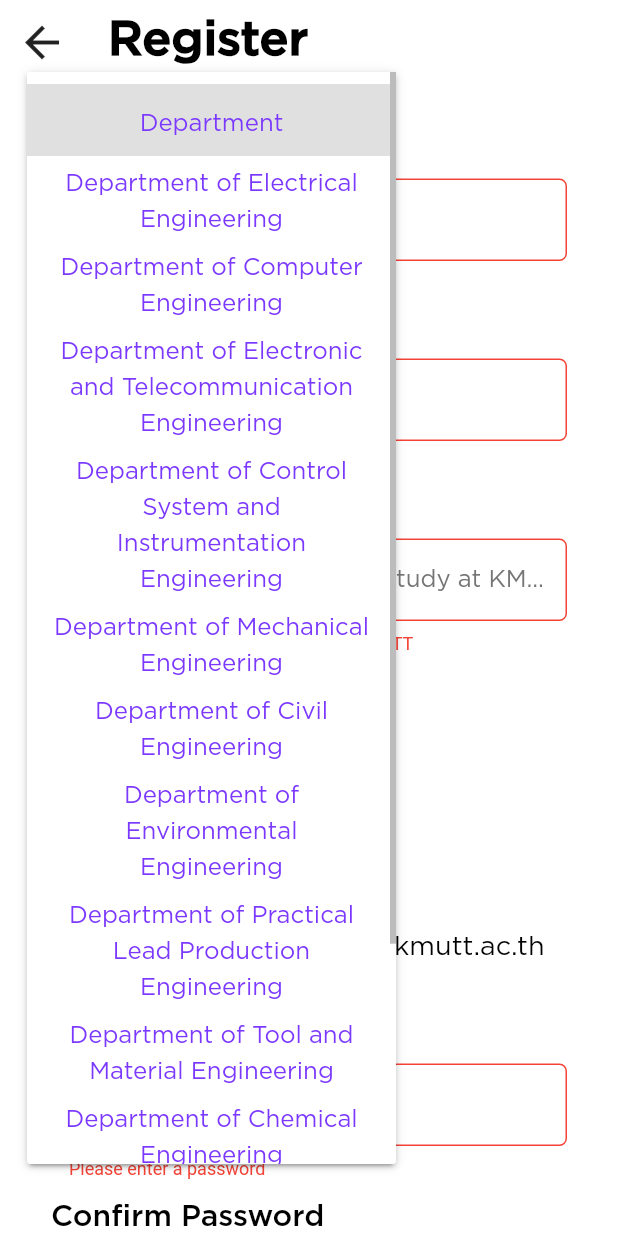
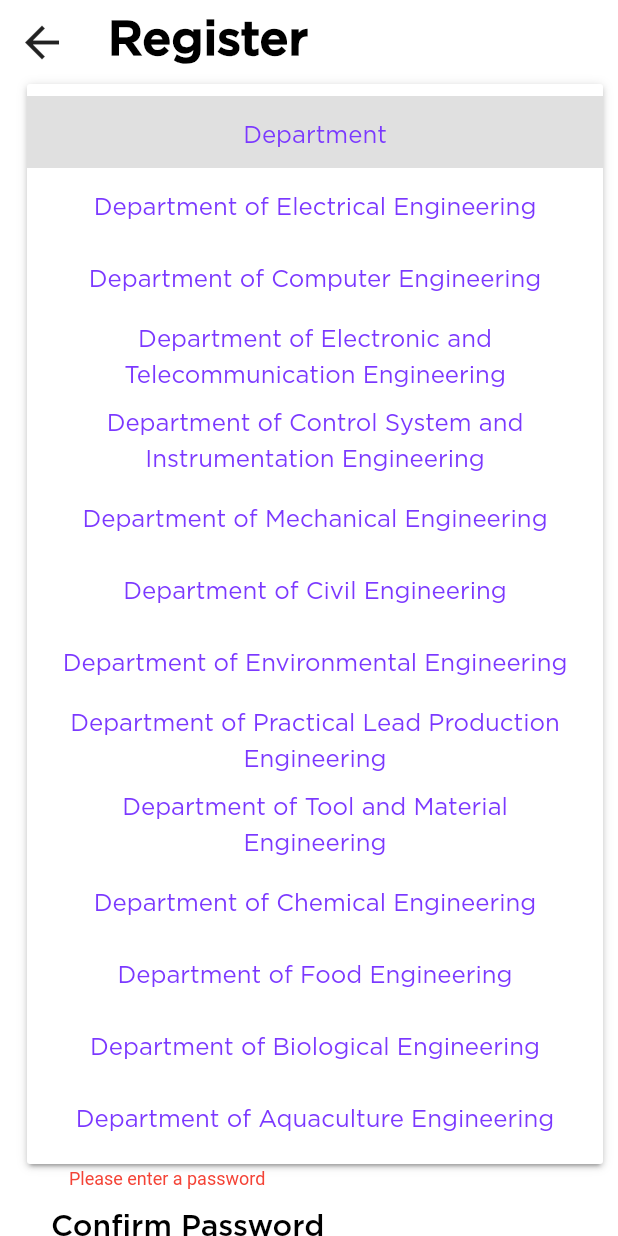
Before and after one commit to khush2003/wismod, a Flutter app: the SignUpView screen opened by its route, after a tap on "Department", on a phone screen of 412 x 824 dp. Run offline on Flutter 3.47's test engine with Material 2 defaults, Android fonts, the phone set to English and light mode, and no system bars; our stand-ins replace firebase_auth, firebase_core, get, image_picker; accounts and stored records are empty.

Commit message:
Modularize Code

```diff
--- a/lib/modules/auth/controllers/log_in_controller.dart
+++ b/lib/modules/auth/controllers/log_in_controller.dart
@@ -2,6 +2,7 @@ import 'package:flutter/material.dart';
 import 'package:get/get.dart';
 import 'package:get/get_state_manager/get_state_manager.dart';
 import 'package:wismod/modules/auth/controllers/auth_controller.dart';
+import 'package:wismod/utils/app_utils.dart';
 
 class LogInController extends GetxController {
   final isvisible = false.obs;
@@ -14,10 +15,7 @@ class LogInController extends GetxController {
   }
 
   Future<void> loginUser() async {
-    final emailText = emailController.text.trim();
-    final email = emailText.endsWith('@kmutt.ac.th')
-        ? emailText.trim()
-        : '${emailText.trim()}@kmutt.ac.th';
+    final email = getCorrectEmail(emailController.text.trim());
     final password = passwordController.text;
     String? error = await AuthController.instance
         .loginWithEmailAndPassword(email, password);
--- a/lib/modules/auth/controllers/signup_controller.dart
+++ b/lib/modules/auth/controllers/signup_controller.dart
@@ -40,6 +40,29 @@ class SignUpController extends GetxController {
   final passwordError = RxString('');
   final confirmPasswordError = RxString('');
 
+Future<void>? registerUser() async {
+    final email = emailController.text.trim();
+    final password = passwordController.text;
+    if (validateInputs()) {
+      String? error = await AuthController.instance.createUser(email, password);
+      if (error != null) {
+        Get.showSnackbar(GetSnackBar(
+          message: error.toString(),
+          snackPosition: SnackPosition.BOTTOM,
+          backgroundColor: Colors.red,
+        ));
+      }
+    } else {
+      Get.snackbar(
+        'Error',
+        'Please fill in all the fields correctly to create an account.',
+        snackPosition: SnackPosition.BOTTOM,
+        backgroundColor: Colors.red,
+        colorText: Colors.white,
+      );
+    }
+  }
+
   bool validateInputs() {
     String? firstNameError = validateFirstName(firstNameController.text);
     String? lastNameError = validateLastName(lastNameController.text);
@@ -68,28 +91,6 @@ class SignUpController extends GetxController {
     return true;
   }
 
-  Future<void>? registerUser() async {
-    final email = emailController.text.trim();
-    final password = passwordController.text;
-    if (validateInputs()) {
-      String? error = await AuthController.instance.createUser(email, password);
-      if (error != null) {
-        Get.showSnackbar(GetSnackBar(
-          message: error.toString(),
-          snackPosition: SnackPosition.BOTTOM,
-          backgroundColor: Colors.red,
-        ));
-      }
-    } else {
-      Get.snackbar(
-        'Error',
-        'Please fill in all the fields correctly to create an account.',
-        snackPosition: SnackPosition.BOTTOM,
-        backgroundColor: Colors.red,
-        colorText: Colors.white,
-      );
-    }
-  }
 
   String? validateFirstName(String? value) {
     if (value == null || value.isEmpty) {
--- a/lib/modules/auth/views/log_in_view.dart
+++ b/lib/modules/auth/views/log_in_view.dart
@@ -1,5 +1,3 @@
-import 'dart:math';
-
 import 'package:flutter/material.dart';
 import 'package:get/get.dart';
 import 'package:wismod/modules/auth/controllers/log_in_controller.dart';
--- a/lib/modules/auth/views/signup_view.dart
+++ b/lib/modules/auth/views/signup_view.dart
@@ -9,15 +9,11 @@ import '../controllers/signup_controller.dart';
 
 class SignUpView extends StatelessWidget {
   final SignUpController signUpController = Get.put(SignUpController());
-  final RxString selectedDepartment = RxString('Department');
-
   SignUpView({super.key});
 
   @override
   Widget build(BuildContext context) {
     return Scaffold(
-      // I removed the ios style arrow to go back because we need design to be consistant throughout the app. If you want to make it Ios type arrow, pleease change App Bar theme in theme_data.dart
-      // Also avoid putting a leading back button in AppBar, because flutter automatically adds a leading button (if we come from where we do not allo a back then there will be a problem)
       appBar: AppBar(
         title: Text(
           "Register",
@@ -27,107 +23,157 @@ class SignUpView extends StatelessWidget {
       body: SingleChildScrollView(
         child: Padding(
           padding: const EdgeInsets.all(sideWidth),
+          child: Form(
+            autovalidateMode: AutovalidateMode.always,
             child: Column(
               crossAxisAlignment: CrossAxisAlignment.start,
               children: [
                 const SizedBox(height: 16),
-              Padding(
-                padding: const EdgeInsets.fromLTRB(14.0, 0.0, 14.0, 8.0),
-                child: Text(
-                  'First Name',
-                  style: Theme.of(context).textTheme.displayLarge,
-                ),
-              ),
-              Padding(
-                padding: const EdgeInsets.fromLTRB(14.0, 0.0, 14.0, 16.0),
-                child: Form(
-                  autovalidateMode: AutovalidateMode.always,
-                  child: TextFormFeildThemed(
+                feildTitle(context, "First Name"),
+                textFeild(
                     hintText: "Enter your first name",
                     controller: signUpController.firstNameController,
-                    validator: signUpController.validateFirstName,
-                  ),
-                ),
-              ),
-              Padding(
-                padding: const EdgeInsets.fromLTRB(14.0, 0.0, 14.0, 8.0),
-                child: Text(
-                  'Last Name',
-                  style: Theme.of(context).textTheme.displayLarge,
-                ),
-              ),
-              Padding(
-                padding: const EdgeInsets.fromLTRB(14.0, 0.0, 14.0, 16.0),
-                child: Form(
-                  autovalidateMode: AutovalidateMode.always,
-                  child: TextFormFeildThemed(
+                    validator: signUpController.validateFirstName),
+                feildTitle(context, "Last Name"),
+                textFeild(
                     hintText: "Enter your last name",
                     controller: signUpController.lastNameController,
-                    validator: signUpController.validateLastName,
-                  ),
-                ),
-              ),
-              Padding(
-                padding: const EdgeInsets.fromLTRB(14.0, 0.0, 14.0, 8.0),
-                child: Text(
-                  'Year',
-                  style: Theme.of(context).textTheme.displayLarge,
-                ),
-              ),
-              Padding(
-                padding: const EdgeInsets.fromLTRB(14.0, 0.0, 14.0, 16.0),
-                child: Form(
-                  autovalidateMode: AutovalidateMode.always,
-                  child: TextFormFeildThemed(
+                    validator: signUpController.validateLastName),
+                feildTitle(context, "Year"),
+                textFeild(
+                    hintText: "Enter your current year of study at KMUTT",
+                    controller: signUpController.yearController,
+                    validator: signUpController.validateYear,
                     keyboardType:
                         TextInputType.number, //Open numeric keyboard on mobile
                     inputFormatters: <TextInputFormatter>[
                       FilteringTextInputFormatter.digitsOnly
-                    ], //Force input to be numbers only
-                    hintText: "Enter your current year of study at KMUTT",
-                    controller: signUpController.yearController,
-                    validator: signUpController.validateYear,
+                    ]),
+                feildTitle(context, "Department"),
+                DropDownCustom(signUpController: signUpController),
+                feildTitle(context, "Email"),
+                EmailWithHelper(signUpController: signUpController),
+                feildTitle(context, "Password"),
+                textFeild(
+                    hintText: "Enter your password",
+                    controller: signUpController.passwordController,
+                    validator: signUpController.validatePassword,
+                    obscureText: true),
+                feildTitle(context, "Confirm Password"),
+                textFeild(
+                    hintText: "Re-enter your password",
+                    controller: signUpController.confirmPasswordController,
+                    validator: signUpController.validateConfirmPassword,
+                    obscureText: true),
+                const SizedBox(height: 24),
+                // Buttons
+                Center(
+                  child: Column(
+                    mainAxisAlignment: MainAxisAlignment.center,
+                    children: [
+                      PrimaryButtonMedium(
+                        onPressed: () async {
+                          await signUpController.registerUser();
+                        },
+                        child: const Text('Create Account'),
+                      ),
+                      const SizedBox(height: 16),
+                      OutlineButtonMedium(
+                        onPressed: () => Get.offNamed(Routes.login),
+                        child: const Padding(
+                          padding: EdgeInsets.symmetric(horizontal: 38.0),
+                          child: Text('Log In'),
                         ),
                       ),
+                    ],
                   ),
-              Padding(
-                padding: const EdgeInsets.fromLTRB(14.0, 0.0, 14.0, 8.0),
-                child: Text(
-                  'Department',
-                  style: Theme.of(context).textTheme.displayLarge,
+                )
+              ],
             ),
-              ),
-              Padding(
-                padding: const EdgeInsets.fromLTRB(14.0, 0.0, 14.0, 16.0),
-                child: Form(
-                  autovalidateMode: AutovalidateMode.always,
-                  child: SizedBox(
-                    width: MediaQuery.of(context).size.width * 0.5,
-                    child: DropdownButtonFormField<String>(
-                      value: signUpController.selectedDepartment.value,
-                      items:
-                          signUpController.departmentOptions.map((department) {
-                        return DropdownMenuItem(
-                          value: department,
-                          child: Container(
-                            margin: const EdgeInsets.symmetric(vertical: 4.0),
-                            child: Center(
-                              child: Text(
-                                department,
-                                style: const TextStyle(
-                                  fontSize: 16,
-                                  fontWeight: FontWeight.normal,
-                                  color: Color.fromRGBO(123, 56, 255, 1),
-                                  height: 1.5,
-                                ),
-                                textAlign: TextAlign.center,
           ),
         ),
       ),
     );
+  }
+
+  Padding textFeild(
+      {required String hintText,
+      required TextEditingController? controller,
+      required String? Function(String?)? validator,
+      bool? obscureText,
+      TextInputType? keyboardType,
+      List<TextInputFormatter>? inputFormatters}) {
+    return Padding(
+      padding: const EdgeInsets.fromLTRB(14.0, 0.0, 14.0, 16.0),
+      child: TextFormFeildThemed(
+          hintText: hintText,
+          controller: controller,
+          validator: validator,
+          obscureText: obscureText,
+          keyboardType: keyboardType, //Open numeric keyboard on mobile
+          inputFormatters: inputFormatters),
+    );
+  }
+
+  Padding feildTitle(BuildContext context, String feildname) {
+    return Padding(
+      padding: const EdgeInsets.fromLTRB(14.0, 0.0, 14.0, 8.0),
+      child: Text(
+        feildname,
+        style: Theme.of(context).textTheme.displayLarge,
+      ),
+    );
+  }
+}
+
+class EmailWithHelper extends StatelessWidget {
+  const EmailWithHelper({
+    super.key,
+    required this.signUpController,
+  });
+
+  final SignUpController signUpController;
+
+  @override
+  Widget build(BuildContext context) {
+    return Padding(
+      padding: const EdgeInsets.fromLTRB(14.0, 0.0, 14.0, 16.0),
+      child: Row(
+        children: [
+          Expanded(
+              child: TextFormFeildThemed(
+                  controller: signUpController.emailController,
+                  validator: signUpController.validateEmail,
+                  hintText: "Enter your email (first part)")),
+          addHorizontalSpace(),
+          Text("@kmutt.ac.th", style: Theme.of(context).textTheme.displayLarge)
+        ],
+      ),
+    );
+  }
+}
+
+class DropDownCustom extends StatelessWidget {
+  const DropDownCustom({
+    super.key,
+    required this.signUpController,
+  });
+
+  final SignUpController signUpController;
+
+  @override
+  Widget build(BuildContext context) {
+    return Padding(
+      padding: const EdgeInsets.fromLTRB(14.0, 0.0, 14.0, 16.0),
+      child: SizedBox(
+        width: MediaQuery.of(context).size.width * 1,
+        child: DropdownButtonFormField<String>(
+          value: signUpController.selectedDepartment.value,
+          items: signUpController.departmentOptions.map((department) {
+            return dropdownMenuItemCustom(department);
           }).toList(),
-                      onChanged: (value) => signUpController
-                          .selectedDepartment.value = value ?? '',
+          onChanged: (value) =>
+              signUpController.selectedDepartment.value = value ?? '',
           decoration: const InputDecoration(
             hintText: 'Department',
             border: OutlineInputBorder(
@@ -156,115 +202,24 @@ class SignUpView extends StatelessWidget {
           validator: signUpController.validateDropdown,
         ),
       ),
+    );
+  }
+
+  DropdownMenuItem<String> dropdownMenuItemCustom(String department) {
+    return DropdownMenuItem(
+      value: department,
+      child: Container(
+        margin: const EdgeInsets.symmetric(vertical: 4.0),
+        child: Center(
+          child: Text(
+            department,
+            style: const TextStyle(
+              fontSize: 16,
+              fontWeight: FontWeight.normal,
+              color: Color.fromRGBO(123, 56, 255, 1),
+              height: 1.5,
             ),
-              ),
-              Padding(
-                padding: const EdgeInsets.fromLTRB(14.0, 0.0, 14.0, 8.0),
-                child: Text(
-                  'Email',
-                  style: Theme.of(context).textTheme.displayLarge,
-                ),
-              ),
-              Padding(
-                padding: const EdgeInsets.fromLTRB(14.0, 0.0, 14.0, 16.0),
-                child: Row(
-                  children: [
-                    Flexible(
-                      flex: 1,
-                      child: SizedBox(
-                        width: MediaQuery.of(context).size.width * 0.5,
-                        child: Form(
-                          autovalidateMode: AutovalidateMode.always,
-                          child: TextFormField(
-                            decoration: const InputDecoration(
-                              hintText: "Enter your email",
-                              border: OutlineInputBorder(),
-                              contentPadding: EdgeInsets.symmetric(
-                                  vertical: 10, horizontal: 12),
-                            ),
-                            controller: signUpController.emailController,
-                            validator: signUpController.validateEmail,
-                            style: const TextStyle(
-                                fontSize: 16, fontWeight: FontWeight.w500),
-                            maxLines: 1,
-                          ),
-                        ),
-                      ),
-                    ),
-                    const Padding(
-                      padding: EdgeInsets.only(left: 5.0),
-                      child: Text(
-                        '@kmutt.ac.th',
-                        style: TextStyle(
-                          fontSize: 18,
-                          fontWeight: FontWeight.w400,
-                        ),
-                      ),
-                    ),
-                  ],
-                ),
-              ),
-              Padding(
-                padding: const EdgeInsets.fromLTRB(14.0, 0.0, 14.0, 8.0),
-                child: Text(
-                  'Password',
-                  style: Theme.of(context).textTheme.displayLarge,
-                ),
-              ),
-              Padding(
-                padding: const EdgeInsets.fromLTRB(14.0, 0.0, 14.0, 16.0),
-                child: Form(
-                  autovalidateMode: AutovalidateMode.always,
-                  child: TextFormFeildThemed(
-                    hintText: "Enter your password",
-                    controller: signUpController.passwordController,
-                    validator: signUpController.validatePassword,
-                    obscureText: true,
-                  ),
-                ),
-              ),
-              Padding(
-                padding: const EdgeInsets.fromLTRB(14.0, 0.0, 14.0, 8.0),
-                child: Text(
-                  'Confirm Password',
-                  style: Theme.of(context).textTheme.displayLarge,
-                ),
-              ),
-              Padding(
-                padding: const EdgeInsets.fromLTRB(14.0, 0.0, 14.0, 16.0),
-                child: Form(
-                  autovalidateMode: AutovalidateMode.always,
-                  child: TextFormFeildThemed(
-                    hintText: "Re-enter your password",
-                    controller: signUpController.confirmPasswordController,
-                    validator: signUpController.validateConfirmPassword,
-                    obscureText: true,
-                  ),
-                ),
-              ),
-              const SizedBox(height: 24),
-              Center(
-                child: Column(
-                  mainAxisAlignment: MainAxisAlignment.center,
-                  children: [
-                    PrimaryButtonMedium(
-                      onPressed: () async {
-                        await signUpController.registerUser();
-                      },
-                      child: const Text('Create Account'),
-                    ),
-                    const SizedBox(height: 16),
-                    OutlineButtonMedium(
-                      onPressed: () => Get.toNamed(Routes.login),
-                      child: const Padding(
-                        padding: EdgeInsets.symmetric(horizontal: 38.0),
-                        child: Text('Log In'),
-                      ),
-                    ),
-                  ],
-                ),
-              )
-            ],
+            textAlign: TextAlign.center,
           ),
         ),
       ),
--- a/lib/modules/middleware/page_route_middleware.dart
+++ b/lib/modules/middleware/page_route_middleware.dart
@@ -14,7 +14,7 @@ class AuthManager extends GetMiddleware {
       if (user.emailVerified) {
         return const RouteSettings(name: Routes.allPagesNav);
       } else {
-        return const RouteSettings(name: Routes.verifyemail);
+        return const RouteSettings(name: Routes.login);
       }
     }
 
--- a/lib/utils/app_utils.dart
+++ b/lib/utils/app_utils.dart
@@ -9,3 +9,17 @@ SizedBox addVerticalSpace([double gap = 10]) {
 SizedBox addHorizontalSpace([double gap = 10]) {
   return SizedBox(width: gap);
 }
+
+bool checkEmail(String email){
+  final emailPattern = RegExp(r'^\w+@kmutt\.ac\.th$');
+  return emailPattern.hasMatch(email);
+}
+
+String getCorrectEmail(String email){
+  final emailPattern = RegExp(r'^\w+@kmutt\.ac\.th$');
+  if (emailPattern.hasMatch(email)) {
+    return email;
+  } else {
+    return '$email@kmutt.ac.th';
+  }
+}
```
Lines whose indentation alone changed are shown as unchanged.
